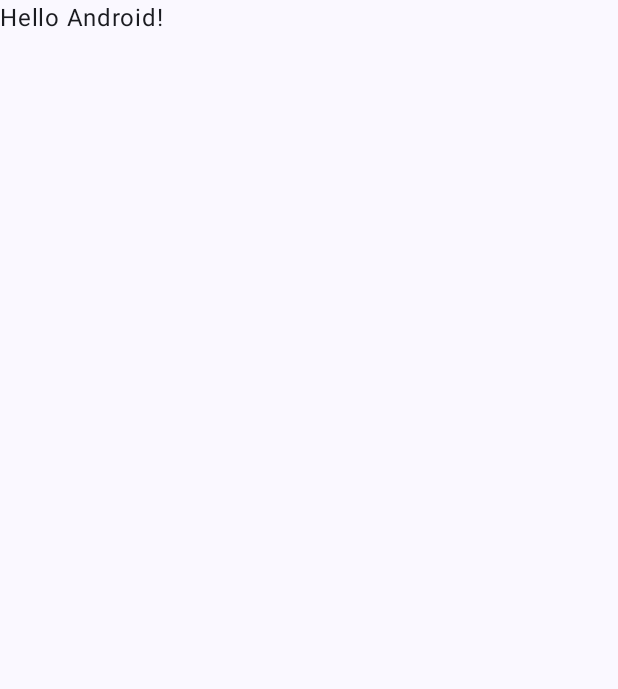
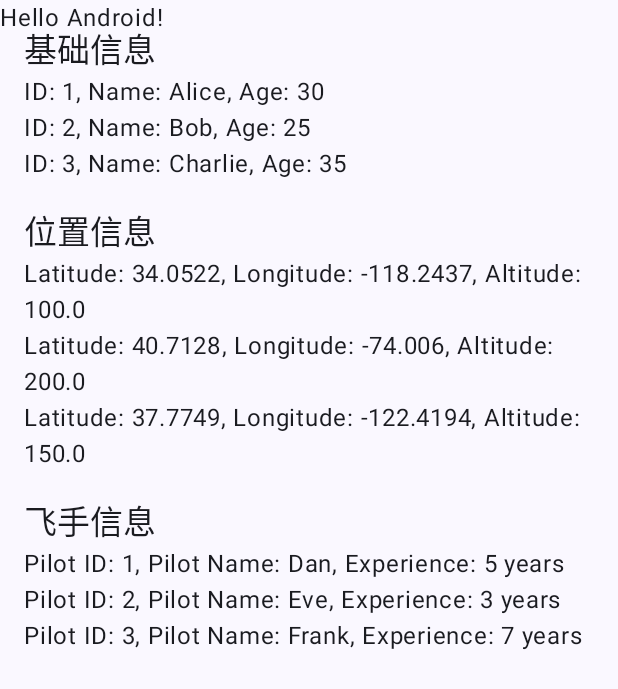
Before and after one commit to chal34/MyApplication, an Android app built with Jetpack Compose: the screen it shows after launch (MainActivity), on a phone screen of 412 x 824 dp. Before the commit the part shown is almost empty. Shown: the top 689 px of the screen. Run offline under Robolectric (Android 15) with nearby library versions, the phone set to English and light mode, and no system bars; 5 statements that could not run were skipped.

Commit message:
secound commit

```diff
--- a/app/src/main/AndroidManifest.xml
+++ b/app/src/main/AndroidManifest.xml
@@ -1,7 +1,10 @@
 <?xml version="1.0" encoding="utf-8"?>
 <manifest xmlns:android="http://schemas.android.com/apk/res/android"
     xmlns:tools="http://schemas.android.com/tools">
-
+    <uses-permission android:name="android.permission.ACCESS_COARSE_LOCATION"/>
+    <uses-permission android:name="android.permission.ACCESS_FINE_LOCATION"/>
+    <uses-permission android:name="android.permission.ACCESS_WIFI_STATE"/>
+    <uses-permission android:name="android.permission.CHANGE_WIFI_STATE"/>
     <application
         android:allowBackup="true"
         android:dataExtractionRules="@xml/data_extraction_rules"
--- a/app/src/main/java/com/example/myapplication/MainActivity.kt
+++ b/app/src/main/java/com/example/myapplication/MainActivity.kt
@@ -1,24 +1,69 @@
 package com.example.myapplication
 
+import android.Manifest
+import android.content.Context
+import android.content.pm.PackageManager
+import android.net.wifi.ScanResult
+import android.net.wifi.WifiManager
+import android.os.Build
 import android.os.Bundle
+import android.os.SystemClock
+import android.util.Log
 import androidx.activity.ComponentActivity
 import androidx.activity.compose.setContent
 import androidx.activity.enableEdgeToEdge
+import androidx.annotation.RequiresApi
 import androidx.compose.foundation.layout.Column
-import androidx.compose.foundation.layout.Row
+import androidx.compose.foundation.layout.Spacer
 import androidx.compose.foundation.layout.fillMaxSize
+import androidx.compose.foundation.layout.height
 import androidx.compose.foundation.layout.padding
+import androidx.compose.material3.MaterialTheme
 import androidx.compose.material3.Scaffold
 import androidx.compose.material3.Text
 import androidx.compose.runtime.Composable
 import androidx.compose.ui.Modifier
+import androidx.compose.ui.text.input.PlatformImeOptions
 import androidx.compose.ui.tooling.preview.Preview
+import androidx.compose.ui.unit.dp
+import androidx.core.app.ActivityCompat
+import androidx.core.content.ContextCompat
 import com.example.myapplication.ui.theme.MyApplicationTheme
+import java.nio.Buffer
+
+
+var basicInfoList = mutableListOf(
+    BasicInfo(1, "Alice", 30),
+    BasicInfo(2, "Bob", 25),
+    BasicInfo(3, "Charlie", 35)
+)
+
+var locationInfoList = mutableListOf(
+    LocationInfo(34.0522, -118.2437, 100.0),
+    LocationInfo(40.7128, -74.0060, 200.0),
+    LocationInfo(37.7749, -122.4194, 150.0)
+)
+
+var pilotInfoList = mutableListOf(
+    PilotInfo(1, "Dan", 5),
+    PilotInfo(2, "Eve", 3),
+    PilotInfo(3, "Frank", 7)
+)
+
 
 class MainActivity : ComponentActivity() {
+    private lateinit var wifiManager: WifiManager
+
+
+
+
+
+    @RequiresApi(Build.VERSION_CODES.TIRAMISU)
     override fun onCreate(savedInstanceState: Bundle?) {
         super.onCreate(savedInstanceState)
         enableEdgeToEdge()
+
+
         setContent {
             MyApplicationTheme {
                 Scaffold(modifier = Modifier.fillMaxSize()) { innerPadding ->
@@ -26,11 +71,117 @@ class MainActivity : ComponentActivity() {
                         name = "Android",
                         modifier = Modifier.padding(innerPadding)
                     )
+                    BasicInfor()
                 }
             }
         }
+
+        wifiManager = applicationContext.getSystemService(Context.WIFI_SERVICE) as WifiManager
+//        val wifiScanReceiver = object : BroadcastReceiver() {
+//
+//            override fun onReceive(context: Context, intent: Intent) {
+//                val success = intent.getBooleanExtra(WifiManager.EXTRA_RESULTS_UPDATED, false)
+//                if (success) {
+//                    scanSuccess()
+//                } else {
+//                    scanFailure()
+//                }
+//            }
+//        }
+//        val intentFilter = IntentFilter()
+//        intentFilter.addAction(WifiManager.SCAN_RESULTS_AVAILABLE_ACTION)
+//        this.registerReceiver(wifiScanReceiver, intentFilter)
+
+        requestPermissions()
+    }
+
+
+
+    @RequiresApi(Build.VERSION_CODES.TIRAMISU)
+    private fun requestPermissions() {
+        if (ContextCompat.checkSelfPermission(this, Manifest.permission.ACCESS_FINE_LOCATION)
+            != PackageManager.PERMISSION_GRANTED) {
+            ActivityCompat.requestPermissions(this,
+                arrayOf(Manifest.permission.ACCESS_FINE_LOCATION),
+                1)
+        } else {
+            // 已经获取权限，开始扫描
+            scanWifi()
+        }
+    }
+    @RequiresApi(Build.VERSION_CODES.TIRAMISU)
+    private fun scanWifi() {
+        // 开始扫描
+        wifiManager.startScan()
+
+        // 获取扫描结果
+        val wifiList = if (ActivityCompat.checkSelfPermission(
+                this,
+                Manifest.permission.ACCESS_WIFI_STATE
+            ) != PackageManager.PERMISSION_GRANTED
+        ) {
+            requestPermissions()
+            return
+        } else {
+            wifiManager.scanResults
+
+        }
+        for (scanResult in wifiList) {
+            parseBeacon(scanResult)
+            // 处理扫描结果，例如打印SSID和信号强度
+            println("SSID: ${scanResult.getWifiSsid()}, RSSI: ${scanResult.level}")
+            scanResult.informationElements.iterator()
+            Log.d("dd","SSID: ${scanResult.getWifiSsid()}, RSSI: ${scanResult.level}")
+        }
+
     }
 }
+
+
+@RequiresApi(Build.VERSION_CODES.R)
+fun parseBeacon(scanResult: ScanResult) {
+    // 根据特定协议解析Beacon信息
+    // 示例：检查特定的UUID、Major、Minor等
+    val sWifiValue= scanResult.informationElements
+    Log.d("ddss","tt")
+    if (sWifiValue == null)
+        return
+    for (element in sWifiValue )
+    {
+        if (element == null){continue}
+        val valueId = element.id
+        if (valueId==null){
+            continue
+        }
+        if (valueId==221){
+
+            val valueBytes = element.bytes
+            if (valueBytes==null){
+                continue
+            }
+            //Log.d("ddss1","tt1")
+            //Log.d("ddss1","SSID: ${scanResult.getWifiSsid()}, RSSI: ${scanResult.level}")
+            pilotInfoList.set(0,PilotInfo(1, "${scanResult.getWifiSsid()}", 5))
+            pilotInfoList.set(1, PilotInfo(2,valueBytes.toString(),5))
+
+            processRemoteId(scanResult, buf = valueBytes)
+        }
+    }
+}
+
+
+fun processRemoteId(scanResult: ScanResult,buf: Buffer)
+{
+    if (buf.remaining() < 30) return
+    val dri_CID = ByteArray(3)
+    val arr = ByteArray(buf.remaining())
+
+
+}
+
+
+
+
 
 @Composable
 fun Greeting(name: String, modifier: Modifier = Modifier) {
@@ -40,21 +191,60 @@ fun Greeting(name: String, modifier: Modifier = Modifier) {
     )
 }
 
+//@Preview(showBackground = true)
+//@Composable
+//fun GreetingPreview() {
+//    MyApplicationTheme {
+//        Column {
+//            Row {
+//                Greeting("Android1")
+//                Greeting("Android2")
+//            }
+//            Column {
+//                Greeting("Android3")
+//                Greeting("Android4")
+//            }
+//        }
+//        //Greeting("Android")
+//
+//    }
+//}
+
+
 @Preview(showBackground = true)
 @Composable
-fun GreetingPreview() {
+fun UavInformationTable() {
     MyApplicationTheme {
         Column {
-            Row {
-                Greeting("Android1")
-                Greeting("Android2")
-            }
-            Column {
-                Greeting("Android3")
-                Greeting("Android4")
-            }
+            BasicInfor()
         }
-        //Greeting("Android")
-
     }
 }
+data class BasicInfo(val id: Int, val name: String, val age: Int)
+data class LocationInfo(val latitude: Double, val longitude: Double, val altitude: Double)
+data class PilotInfo(val pilotId: Int, val pilotName: String, val experienceYears: Int)
+@Composable
+fun BasicInfor(){
+
+
+    Column(modifier = Modifier.padding(16.dp)) {
+        Text("基础信息", style = MaterialTheme.typography.titleLarge)
+        basicInfoList.forEach { info ->
+            Text("ID: ${info.id}, Name: ${info.name}, Age: ${info.age}")
+        }
+
+        Spacer(modifier = Modifier.height(16.dp))
+
+        Text("位置信息", style = MaterialTheme.typography.titleLarge)
+        locationInfoList.forEach { location ->
+            Text("Latitude: ${location.latitude}, Longitude: ${location.longitude}, Altitude: ${location.altitude}")
+        }
+
+        Spacer(modifier = Modifier.height(16.dp))
+
+        Text("飞手信息", style = MaterialTheme.typography.titleLarge)
+        pilotInfoList.forEach { pilot ->
+            Text("Pilot ID: ${pilot.pilotId}, Pilot Name: ${pilot.pilotName}, Experience: ${pilot.experienceYears} years")
+        }
+    }
+}
```
